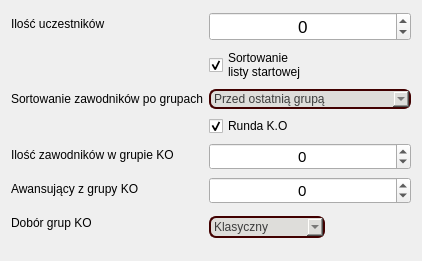
This is source/UI/EditorWidgets/RoundInfoEditorWidget.ui in SiekamCebule/sj-sim as Qt 5 draws it before an edit. The edited form follows.
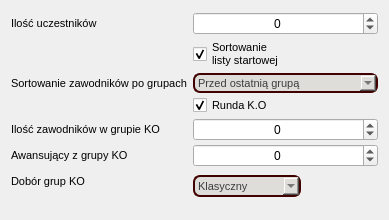
This is the edited form. Icons and pictures are not drawn.

```diff
--- a/source/UI/EditorWidgets/RoundInfoEditorWidget.ui
+++ b/source/UI/EditorWidgets/RoundInfoEditorWidget.ui
@@ -6,8 +6,8 @@
    <rect>
     <x>0</x>
     <y>0</y>
-    <width>422</width>
-    <height>261</height>
+    <width>389</width>
+    <height>220</height>
    </rect>
   </property>
   <property name="sizePolicy">
@@ -28,8 +28,19 @@
      <property name="formAlignment">
       <set>Qt::AlignCenter</set>
      </property>
+     <property name="horizontalSpacing">
+      <number>6</number>
+     </property>
+     <property name="verticalSpacing">
+      <number>2</number>
+     </property>
      <item row="0" column="0">
       <widget class="QLabel" name="label">
+       <property name="font">
+        <font>
+         <pointsize>8</pointsize>
+        </font>
+       </property>
        <property name="text">
         <string>Ilość uczestników</string>
        </property>
@@ -39,7 +50,7 @@
       <widget class="QSpinBox" name="spinBox_count">
        <property name="font">
         <font>
-         <pointsize>13</pointsize>
+         <pointsize>9</pointsize>
         </font>
        </property>
        <property name="alignment">
@@ -55,6 +66,11 @@
      </item>
      <item row="1" column="1">
       <widget class="QCheckBox" name="checkBox_sortStartList">
+       <property name="font">
+        <font>
+         <pointsize>8</pointsize>
+        </font>
+       </property>
        <property name="text">
         <string>Sortowanie
 listy startowej</string>
@@ -66,6 +82,11 @@
      </item>
      <item row="2" column="0">
       <widget class="QLabel" name="label_sortingGroups">
+       <property name="font">
+        <font>
+         <pointsize>8</pointsize>
+        </font>
+       </property>
        <property name="text">
         <string>Sortowanie zawodników po grupach</string>
        </property>
@@ -73,6 +94,11 @@
      </item>
      <item row="2" column="1">
       <widget class="QComboBox" name="comboBox_sortingAfterGroups">
+       <property name="font">
+        <font>
+         <pointsize>8</pointsize>
+        </font>
+       </property>
        <property name="styleSheet">
         <string notr="true">QWidget{
 	background-color: rgb(222, 221, 218);
@@ -105,6 +131,11 @@
      </item>
      <item row="3" column="1">
       <widget class="QCheckBox" name="checkBox_KORound">
+       <property name="font">
+        <font>
+         <pointsize>8</pointsize>
+        </font>
+       </property>
        <property name="text">
         <string>Runda K.O</string>
        </property>
@@ -115,6 +146,11 @@
      </item>
      <item row="4" column="0">
       <widget class="QLabel" name="label_KOCount">
+       <property name="font">
+        <font>
+         <pointsize>8</pointsize>
+        </font>
+       </property>
        <property name="text">
         <string>Ilość zawodników w grupie KO</string>
        </property>
@@ -124,7 +160,7 @@
       <widget class="QSpinBox" name="spinBox_KOGroupCount">
        <property name="font">
         <font>
-         <pointsize>11</pointsize>
+         <pointsize>9</pointsize>
         </font>
        </property>
        <property name="alignment">
@@ -140,6 +176,11 @@
      </item>
      <item row="5" column="0">
       <widget class="QLabel" name="label_KOAdvanceCount">
+       <property name="font">
+        <font>
+         <pointsize>8</pointsize>
+        </font>
+       </property>
        <property name="text">
         <string>Awansujący z grupy KO</string>
        </property>
@@ -149,7 +190,7 @@
       <widget class="QSpinBox" name="spinBox_AdvancingFromKOGroup">
        <property name="font">
         <font>
-         <pointsize>11</pointsize>
+         <pointsize>9</pointsize>
         </font>
        </property>
        <property name="alignment">
@@ -165,6 +206,11 @@
      </item>
      <item row="6" column="0">
       <widget class="QLabel" name="label_KOGroupsSelectionType">
+       <property name="font">
+        <font>
+         <pointsize>8</pointsize>
+        </font>
+       </property>
        <property name="text">
         <string>Dobór grup KO</string>
        </property>
@@ -186,6 +232,11 @@
            <height>22</height>
           </size>
          </property>
+         <property name="font">
+          <font>
+           <pointsize>8</pointsize>
+          </font>
+         </property>
          <property name="styleSheet">
           <string notr="true">QWidget{
 	background-color: rgb(222, 221, 218);
```
